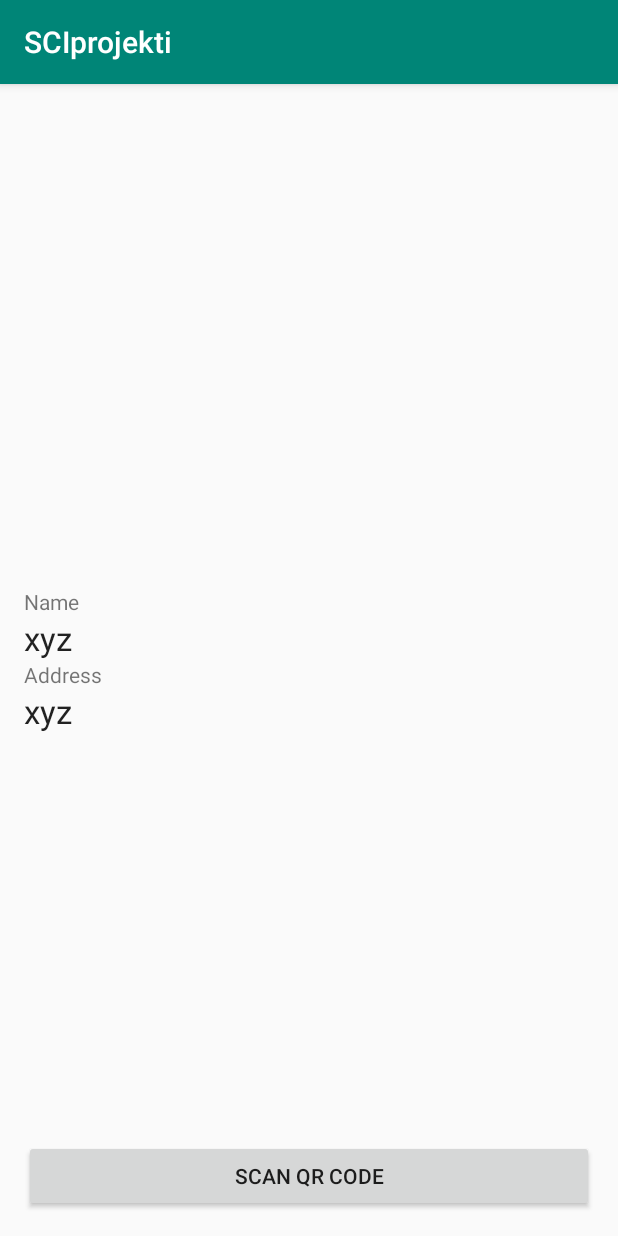
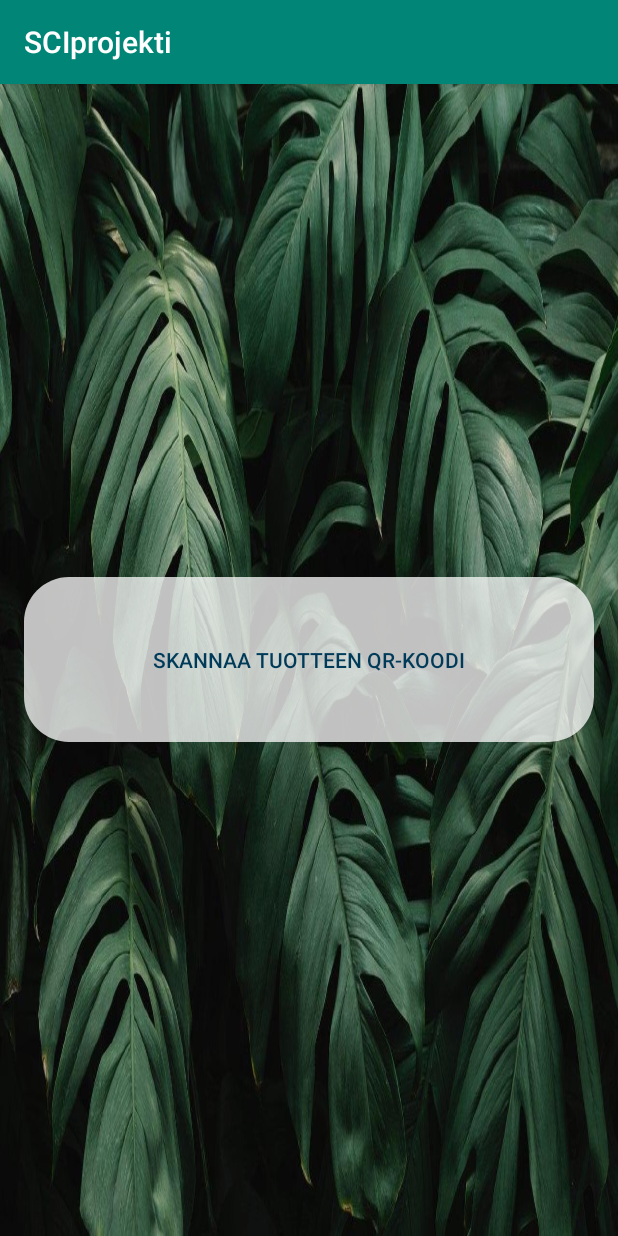
Before and after one commit to hemmlin/SCI_app, an Android app: the ViivakoodiActivity screen opened directly, with no data from a screen before it, on a phone screen of 412 x 824 dp. Run offline under Robolectric (Android 15) with nearby library versions, the phone set to English and light mode, and no system bars; libraries missing offline, so code that uses them is left out: com.google.zxing.integration; 1 statement that could not run was skipped.

Commit message:
Sara, viivakoodi ulkonäkö
Viivakoodin ulkonäköiset muokkaukset

```diff
--- a/app/src/main/java/com/example/sciprojekti/ViivakoodiActivity.java
+++ b/app/src/main/java/com/example/sciprojekti/ViivakoodiActivity.java
@@ -44,8 +44,8 @@ public class ViivakoodiActivity extends AppCompatActivity implements View.OnClic
 
         //View objects
         buttonScan = (Button) findViewById(R.id.buttonScan);
-        textViewName = (TextView) findViewById(R.id.textViewName);
-        textViewAddress = (TextView) findViewById(R.id.textViewAddress);
+        //textViewName = (TextView) findViewById(R.id.textViewName);
+        //textViewAddress = (TextView) findViewById(R.id.textViewAddress);
 
         //intializing scan object
         qrScan = new IntentIntegrator(this);
--- a/app/src/main/res/layout/activity_main.xml
+++ b/app/src/main/res/layout/activity_main.xml
@@ -75,11 +75,12 @@
         android:layout_height="100dp"
         android:layout_marginBottom="8dp"
         android:background="@drawable/roundedbutton"
-        android:text="viivakoodin luku"
+        android:text="qr-koodin luku"
         android:textColor="@color/tummasin"
         android:textSize="20dp"
         app:layout_constraintBottom_toTopOf="@id/kauppalista_siirry"
         app:layout_constraintEnd_toEndOf="parent"
+        app:layout_constraintHorizontal_bias="0.51"
         app:layout_constraintStart_toStartOf="parent"
         app:layout_constraintTop_toBottomOf="@+id/logo" />
 
--- a/app/src/main/res/layout/activity_viivakoodi.xml
+++ b/app/src/main/res/layout/activity_viivakoodi.xml
@@ -4,10 +4,11 @@
     android:id="@+id/activity_main"
     android:layout_width="match_parent"
     android:layout_height="match_parent"
+    android:background="@drawable/taustak"
+    android:paddingLeft="@dimen/activity_horizontal_margin"
+    android:paddingTop="@dimen/activity_vertical_margin"
+    android:paddingRight="@dimen/activity_horizontal_margin"
     android:paddingBottom="@dimen/activity_vertical_margin"
-    android:paddingLeft="@dimen/activity_horizontal_margin"
-    android:paddingRight="@dimen/activity_horizontal_margin"
-    android:paddingTop="@dimen/activity_vertical_margin"
     tools:context=".MainActivity">
 
     <LinearLayout
@@ -16,38 +17,14 @@
         android:layout_centerVertical="true"
         android:orientation="vertical">
 
-        <TextView
+
+        <Button
+            android:id="@+id/buttonScan"
             android:layout_width="match_parent"
-            android:layout_height="wrap_content"
-            android:text="Name" />
-
-        <TextView
-            android:id="@+id/textViewName"
-            android:layout_width="match_parent"
-            android:layout_height="wrap_content"
-            android:text="xyz"
-            android:textAppearance="@style/Base.TextAppearance.AppCompat.Large" />
-
-        <TextView
-            android:layout_width="match_parent"
-            android:layout_height="wrap_content"
-            android:text="Address" />
-
-        <TextView
-            android:id="@+id/textViewAddress"
-            android:layout_width="match_parent"
-            android:layout_height="wrap_content"
-            android:text="xyz"
-            android:textAppearance="@style/Base.TextAppearance.AppCompat.Large" />
-
-
+            android:layout_height="110dp"
+            android:background="@drawable/roundedbutton"
+            android:text="Skannaa tuotteen qr-koodi"
+            android:textColor="@color/tummasin" />
     </LinearLayout>
 
-    <Button
-        android:id="@+id/buttonScan"
-        android:layout_width="match_parent"
-        android:layout_height="wrap_content"
-        android:layout_alignParentBottom="true"
-        android:text="Scan QR Code" />
-
 </RelativeLayout>
```
